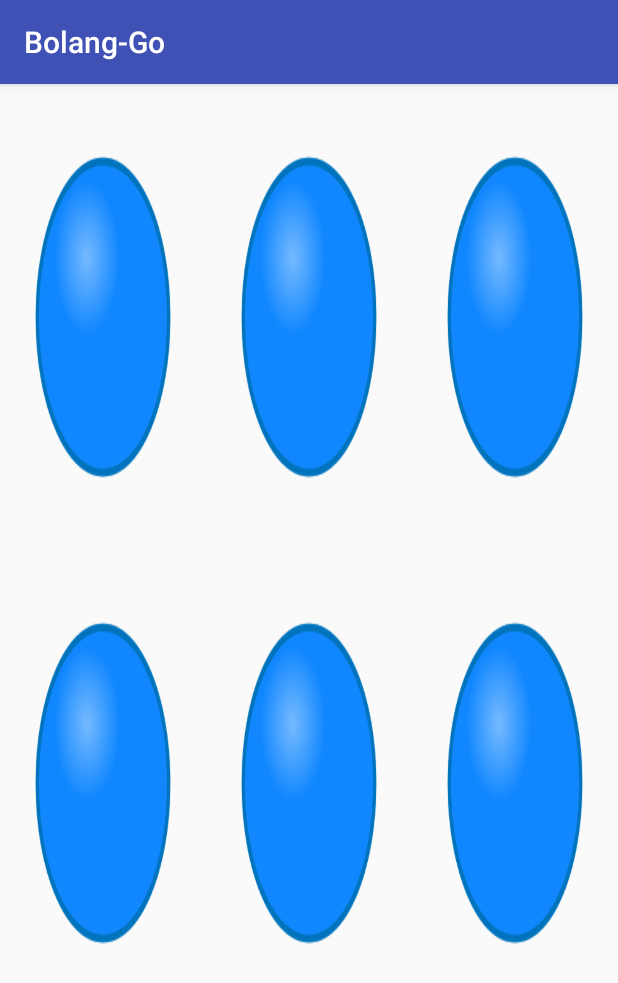
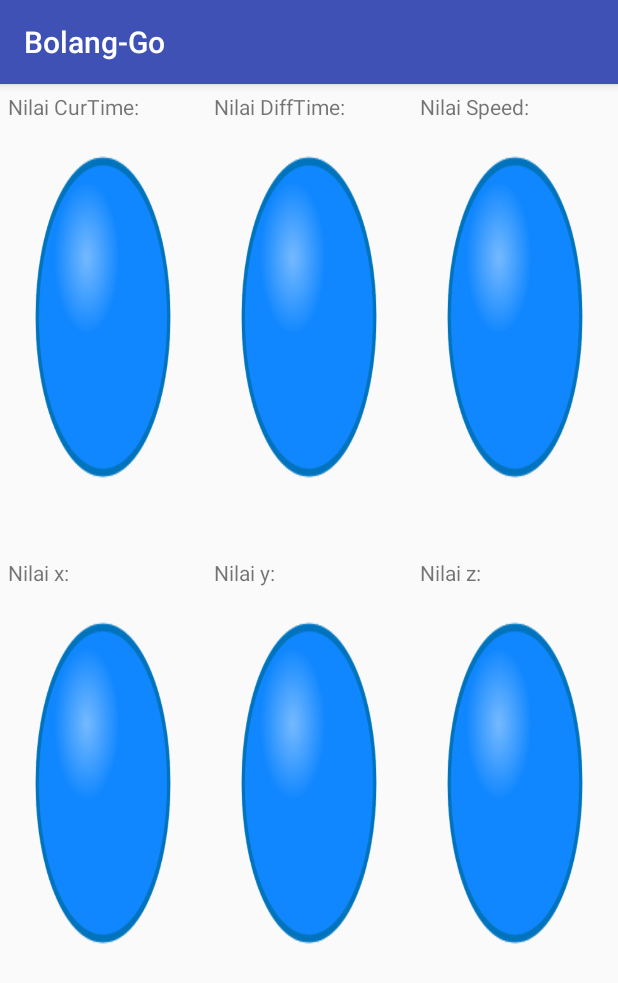
Before and after one commit to fauzandiMB/Bolang-Go-NativeAndroidVersion, an Android app: the screen it shows after launch (ShakeActivity), on a phone screen of 412 x 824 dp. Shown: the top 983 px of the screen. Run offline under Robolectric (Android 15) with nearby library versions, the phone set to English and light mode, and no system bars.

Commit message:
add getIncrementalValue method that pass x,y,z, speed, and time value to layout

```diff
--- a/app/src/main/res/layout/activity_shake.xml
+++ b/app/src/main/res/layout/activity_shake.xml
@@ -15,13 +15,19 @@
             android:layout_weight="2"
             android:id="@+id/ball_1"
             android:background="@drawable/blue">
+
             <TextView
+                android:id="@+id/number_1"
                 android:layout_width="fill_parent"
                 android:layout_height="fill_parent"
-                android:id="@+id/number_1"
+                android:layout_gravity="center_vertical"
                 android:gravity="center"
-                android:layout_gravity="center_vertical"
-                android:textColor="@android:color/white"/>
+                android:textColor="@android:color/white" />
+
+            <TextView
+                android:text="Nilai CurTime:"
+                android:layout_width="fill_parent"
+                android:layout_height="fill_parent"/>
         </FrameLayout>
         <FrameLayout
             android:layout_height="wrap_content"
@@ -37,6 +43,10 @@
                 android:gravity="center"
                 android:layout_gravity="center_vertical"
                 android:textColor="@android:color/white"/>
+            <TextView
+                android:text="Nilai DiffTime:"
+                android:layout_width="fill_parent"
+                android:layout_height="fill_parent"/>
         </FrameLayout>
         <FrameLayout
             android:layout_height="wrap_content"
@@ -52,6 +62,10 @@
                 android:gravity="center"
                 android:layout_gravity="center_vertical"
                 android:textColor="@android:color/white"/>
+            <TextView
+                android:text="Nilai Speed:"
+                android:layout_width="fill_parent"
+                android:layout_height="fill_parent"/>
         </FrameLayout>
     </LinearLayout>
 
@@ -74,6 +88,10 @@
                 android:gravity="center"
                 android:layout_gravity="center_vertical"
                 android:textColor="@android:color/white"/>
+            <TextView
+                android:text="Nilai x:"
+                android:layout_width="fill_parent"
+                android:layout_height="fill_parent"/>
         </FrameLayout>
         <FrameLayout
             android:layout_height="wrap_content"
@@ -89,6 +107,10 @@
                 android:gravity="center"
                 android:layout_gravity="center_vertical"
                 android:textColor="@android:color/white"/>
+            <TextView
+                android:text="Nilai y:"
+                android:layout_width="fill_parent"
+                android:layout_height="fill_parent"/>
         </FrameLayout>
         <FrameLayout
             android:layout_height="wrap_content"
@@ -104,6 +126,10 @@
                 android:gravity="center"
                 android:layout_gravity="center_vertical"
                 android:textColor="@android:color/white"/>
+            <TextView
+                android:text="Nilai z:"
+                android:layout_width="fill_parent"
+                android:layout_height="fill_parent"/>
         </FrameLayout>
     </LinearLayout>
 
```
Also changed, not shown: app/src/main/java/go/bolang/www/bolang_go/ShakeActivity.java (+18 -40 lines).
